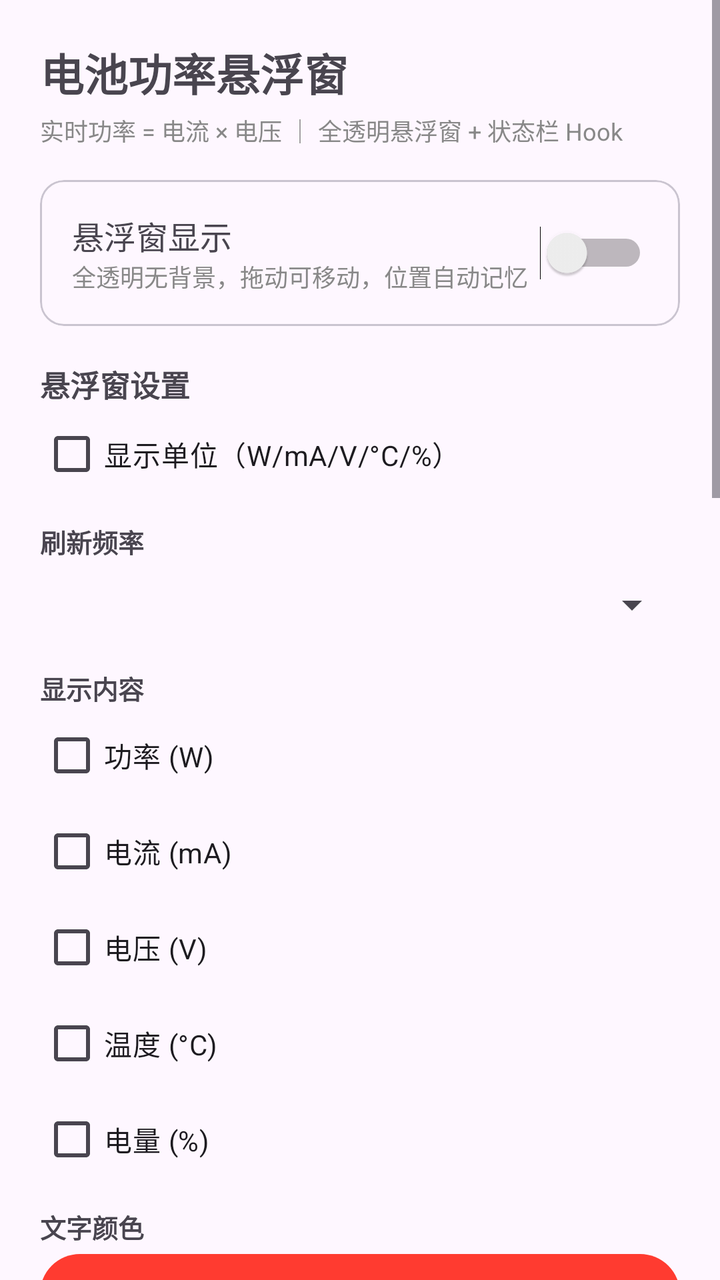
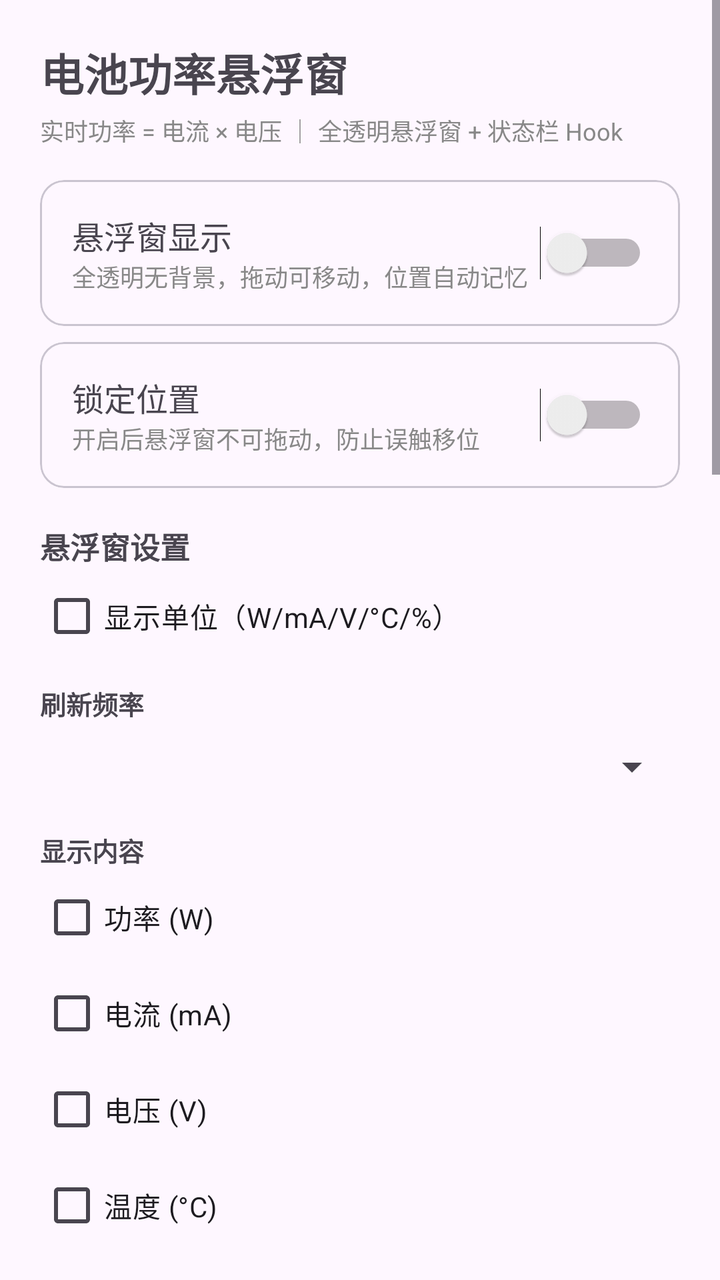

The first picture is an Android layout as it rendered before a commit; the second is the same layout after the commit. The layout source and the unified diff follow.
<!-- AndroidManifest.xml: application theme Theme.BatteryPower -->
<!-- res/layout/activity_main.xml -->
<?xml version="1.0" encoding="utf-8"?>
<ScrollView xmlns:android="http://schemas.android.com/apk/res/android"
    xmlns:app="http://schemas.android.com/apk/res-auto"
    android:layout_width="match_parent"
    android:layout_height="match_parent"
    android:fillViewport="true">

    <LinearLayout
        android:layout_width="match_parent"
        android:layout_height="wrap_content"
        android:orientation="vertical"
        android:padding="20dp">

        <TextView
            android:layout_width="wrap_content"
            android:layout_height="wrap_content"
            android:text="@string/app_name"
            android:textSize="22sp"
            android:textStyle="bold" />

        <TextView
            android:layout_width="wrap_content"
            android:layout_height="wrap_content"
            android:layout_marginTop="4dp"
            android:text="实时功率 = 电流 × 电压 ｜ 全透明悬浮窗 + 状态栏 Hook"
            android:textSize="12sp"
            android:textColor="#888888" />

        
        <com.google.android.material.card.MaterialCardView
            android:layout_width="match_parent"
            android:layout_height="wrap_content"
            android:layout_marginTop="16dp"
            app:cardCornerRadius="12dp">

            <LinearLayout
                android:layout_width="match_parent"
                android:layout_height="wrap_content"
                android:orientation="horizontal"
                android:gravity="center_vertical"
                android:padding="16dp">

                <LinearLayout
                    android:layout_width="0dp"
                    android:layout_height="wrap_content"
                    android:layout_weight="1"
                    android:orientation="vertical">
                    <TextView
                        android:layout_width="wrap_content"
                        android:layout_height="wrap_content"
                        android:text="@string/overlay_switch"
                        android:textSize="16sp" />
                    <TextView
                        android:layout_width="wrap_content"
                        android:layout_height="wrap_content"
                        android:text="全透明无背景，拖动可移动，位置自动记忆"
                        android:textSize="12sp"
                        android:textColor="#888888" />
                </LinearLayout>

                <Switch
                    android:id="@+id/sw_overlay"
                    android:layout_width="wrap_content"
                    android:layout_height="wrap_content" />
            </LinearLayout>
        </com.google.android.material.card.MaterialCardView>

        
        <TextView
            android:layout_width="wrap_content"
            android:layout_height="wrap_content"
            android:layout_marginTop="18dp"
            android:text="悬浮窗设置"
            android:textSize="15sp"
            android:textStyle="bold" />

        <CheckBox
            android:id="@+id/cb_show_unit"
            android:layout_width="match_parent"
            android:layout_height="wrap_content"
            android:text="显示单位（W/mA/V/°C/%）" />

        <TextView
            android:layout_width="wrap_content"
            android:layout_height="wrap_content"
            android:layout_marginTop="10dp"
            android:text="@string/refresh_label"
            android:textSize="13sp"
            android:textStyle="bold" />
        <Spinner
            android:id="@+id/spinner_refresh"
            android:layout_width="match_parent"
            android:layout_height="44dp" />

        <TextView
            android:layout_width="wrap_content"
            android:layout_height="wrap_content"
            android:layout_marginTop="10dp"
            android:text="@string/show_label"
            android:textSize="13sp"
            android:textStyle="bold" />
        <CheckBox android:id="@+id/cb_power" android:layout_width="match_parent"
            android:layout_height="wrap_content" android:text="@string/show_power" />
        <CheckBox android:id="@+id/cb_current" android:layout_width="match_parent"
            android:layout_height="wrap_content" android:text="@string/show_current" />
        <CheckBox android:id="@+id/cb_voltage" android:layout_width="match_parent"
            android:layout_height="wrap_content" android:text="@string/show_voltage" />
        <CheckBox android:id="@+id/cb_temp" android:layout_width="match_parent"
            android:layout_height="wrap_content" android:text="@string/show_temp" />
        <CheckBox android:id="@+id/cb_level" android:layout_width="match_parent"
            android:layout_height="wrap_content" android:text="@string/show_level" />

        <TextView
            android:layout_width="wrap_content"
            android:layout_height="wrap_content"
            android:layout_marginTop="10dp"
            android:text="文字颜色"
            android:textSize="13sp"
            android:textStyle="bold" />
        <LinearLayout
            android:id="@+id/color_row"
            android:layout_width="match_parent"
            android:layout_height="wrap_content"
            android:orientation="horizontal" />
        <Button
            android:id="@+id/btn_color_custom"
            android:layout_width="match_parent"
            android:layout_height="wrap_content"
            android:text="自定义颜色（调色板）" />

        <LinearLayout
            android:layout_width="match_parent"
            android:layout_height="wrap_content"
            android:layout_marginTop="10dp"
            android:orientation="horizontal"
            android:gravity="center_vertical">
            <TextView
                android:layout_width="wrap_content"
                android:layout_height="wrap_content"
                android:text="@string/text_size_label"
                android:textSize="13sp"
                android:textStyle="bold" />
            <SeekBar
                android:id="@+id/seek_text_size"
                android:layout_width="0dp"
                android:layout_height="wrap_content"
                android:layout_weight="1"
                android:max="10" />
            <TextView
                android:id="@+id/tv_text_size"
                android:layout_width="wrap_content"
                android:layout_height="wrap_content"
                android:text="字体 14sp" />
        </LinearLayout>

        
        <TextView
            android:layout_width="wrap_content"
            android:layout_height="wrap_content"
            android:layout_marginTop="22dp"
            android:text="状态栏 Hook 设置（LSPosed）"
            android:textSize="15sp"
            android:textStyle="bold" />

        <LinearLayout
            android:layout_width="match_parent"
            android:layout_height="wrap_content"
            android:orientation="horizontal"
            android:gravity="center_vertical">
            <TextView
                android:layout_width="0dp"
                android:layout_height="wrap_content"
                android:layout_weight="1"
                android:text="状态栏显示"
                android:textSize="15sp" />
            <Switch
                android:id="@+id/sw_hook_enabled"
                android:layout_width="wrap_content"
                android:layout_height="wrap_content" />
        </LinearLayout>

        <TextView
            android:layout_width="wrap_content"
            android:layout_height="wrap_content"
            android:layout_marginTop="10dp"
            android:text="状态栏刷新频率"
            android:textSize="13sp"
            android:textStyle="bold" />
        <Spinner
            android:id="@+id/spinner_hook_refresh"
            android:layout_width="match_parent"
            android:layout_height="44dp" />

        <TextView
            android:layout_width="wrap_content"
            android:layout_height="wrap_content"
            android:layout_marginTop="10dp"
            android:text="显示位置"
            android:textSize="13sp"
            android:textStyle="bold" />
        <RadioGroup
            android:id="@+id/radio_hook_side"
            android:layout_width="match_parent"
            android:layout_height="wrap_content"
            android:orientation="horizontal">
            <RadioButton
                android:id="@+id/rb_hook_right"
                android:layout_width="wrap_content"
                android:layout_height="wrap_content"
                android:text="时钟右侧" />
            <RadioButton
                android:id="@+id/rb_hook_left"
                android:layout_width="wrap_content"
                android:layout_height="wrap_content"
                android:layout_marginStart="16dp"
                android:text="时钟左侧" />
        </RadioGroup>

        <CheckBox
            android:id="@+id/cb_hook_avoid"
            android:layout_width="match_parent"
            android:layout_height="wrap_content"
            android:text="智能避让（自动避开右侧图标）" />

        <LinearLayout
            android:layout_width="match_parent"
            android:layout_height="wrap_content"
            android:orientation="horizontal"
            android:gravity="center_vertical">
            <TextView
                android:layout_width="wrap_content"
                android:layout_height="wrap_content"
                android:text="水平偏移"
                android:textSize="13sp" />
            <Button
                android:id="@+id/btn_hook_ox_minus"
                android:layout_width="48dp"
                android:layout_height="wrap_content"
                android:text="-"
                android:textSize="16sp" />
            <SeekBar
                android:id="@+id/seek_hook_offset_x"
                android:layout_width="0dp"
                android:layout_height="wrap_content"
                android:layout_weight="1"
                android:max="4000" />
            <TextView
                android:id="@+id/tv_hook_offset_x"
                android:layout_width="48dp"
                android:layout_height="wrap_content"
                android:text="0px"
                android:gravity="end" />
            <Button
                android:id="@+id/btn_hook_ox_plus"
                android:layout_width="48dp"
                android:layout_height="wrap_content"
                android:text="+"
                android:textSize="16sp" />
        </LinearLayout>

        <LinearLayout
            android:layout_width="match_parent"
            android:layout_height="wrap_content"
            android:orientation="horizontal"
            android:gravity="center_vertical">
            <TextView
                android:layout_width="wrap_content"
                android:layout_height="wrap_content"
                android:text="垂直偏移"
                android:textSize="13sp" />
            <Button
                android:id="@+id/btn_hook_oy_minus"
                android:layout_width="48dp"
                android:layout_height="wrap_content"
                android:text="-"
                android:textSize="16sp" />
            <SeekBar
                android:id="@+id/seek_hook_offset_y"
                android:layout_width="0dp"
                android:layout_height="wrap_content"
                android:layout_weight="1"
                android:max="2000" />
            <TextView
                android:id="@+id/tv_hook_offset_y"
                android:layout_width="48dp"
                android:layout_height="wrap_content"
                android:text="0px"
                android:gravity="end" />
            <Button
                android:id="@+id/btn_hook_oy_plus"
                android:layout_width="48dp"
                android:layout_height="wrap_content"
                android:text="+"
                android:textSize="16sp" />
        </LinearLayout>

        <TextView
            android:layout_width="wrap_content"
            android:layout_height="wrap_content"
            android:layout_marginTop="10dp"
            android:text="显示内容"
            android:textSize="13sp"
            android:textStyle="bold" />
        <CheckBox android:id="@+id/cb_hook_power" android:layout_width="match_parent"
            android:layout_height="wrap_content" android:text="功率 (W)" />
        <CheckBox android:id="@+id/cb_hook_current" android:layout_width="match_parent"
            android:layout_height="wrap_content" android:text="电流 (mA)" />
        <CheckBox android:id="@+id/cb_hook_voltage" android:layout_width="match_parent"
            android:layout_height="wrap_content" android:text="电压 (V)" />
        <CheckBox android:id="@+id/cb_hook_temp" android:layout_width="match_parent"
            android:layout_height="wrap_content" android:text="温度 (°C)" />
        <CheckBox android:id="@+id/cb_hook_level" android:layout_width="match_parent"
            android:layout_height="wrap_content" android:text="电量 (%)" />

        <TextView
            android:layout_width="wrap_content"
            android:layout_height="wrap_content"
            android:layout_marginTop="10dp"
            android:text="文字颜色"
            android:textSize="13sp"
            android:textStyle="bold" />
        <LinearLayout
            android:id="@+id/color_row_hook"
            android:layout_width="match_parent"
            android:layout_height="wrap_content"
            android:orientation="horizontal" />
        <Button
            android:id="@+id/btn_color_custom_hook"
            android:layout_width="match_parent"
            android:layout_height="wrap_content"
            android:text="自定义颜色（调色板）" />

        <LinearLayout
            android:layout_width="match_parent"
            android:layout_height="wrap_content"
            android:layout_marginTop="10dp"
            android:orientation="horizontal"
            android:gravity="center_vertical">
            <TextView
                android:layout_width="wrap_content"
                android:layout_height="wrap_content"
                android:text="字号"
                android:textSize="13sp"
                android:textStyle="bold" />
            <SeekBar
                android:id="@+id/seek_hook_text_size"
                android:layout_width="0dp"
                android:layout_height="wrap_content"
                android:layout_weight="1"
                android:max="10" />
            <TextView
                android:id="@+id/tv_hook_text_size"
                android:layout_width="wrap_content"
                android:layout_height="wrap_content"
                android:text="字号 11sp" />
        </LinearLayout>

        <TextView
            android:id="@+id/tv_hook_hint"
            android:layout_width="match_parent"
            android:layout_height="wrap_content"
            android:layout_marginTop="14dp"
            android:textSize="12sp"
            android:textColor="#666666" />

        <Button
            android:id="@+id/btn_restart_sui"
            android:layout_width="match_parent"
            android:layout_height="wrap_content"
            android:layout_marginTop="12dp"
            android:text="重启 SystemUI（加载/重载 Hook）" />

        <Button
            android:id="@+id/btn_diagnostic"
            android:layout_width="match_parent"
            android:layout_height="wrap_content"
            android:layout_marginTop="12dp"
            android:layout_marginBottom="30dp"
            android:text="数据诊断（电池节点探测）" />

    </LinearLayout>
</ScrollView>
<!-- resources referenced by this layout -->
<resources>
  <string name="app_name">电池功率悬浮窗</string>
  <string name="overlay_switch">悬浮窗显示</string>
  <string name="refresh_label">刷新频率</string>
  <string name="show_current">电流 (mA)</string>
  <string name="show_label">显示内容</string>
  <string name="show_level">电量 (%)</string>
  <string name="show_power">功率 (W)</string>
  <string name="show_temp">温度 (°C)</string>
  <string name="show_voltage">电压 (V)</string>
  <string name="text_size_label">字体大小</string>
  <style name="Theme.BatteryPower" parent="Theme.Material3.DayNight.NoActionBar">
          <item name="colorPrimary">@color/primary</item>
          <item name="android:statusBarColor">@android:color/transparent</item>
      </style>
  <color name="primary">#FF3B30</color>
</resources>

<!-- the commit's change to res/layout/activity_main.xml (unified diff, before → after) -->
@@ -66,6 +66,45 @@
         </com.google.android.material.card.MaterialCardView>
 
         
+        <com.google.android.material.card.MaterialCardView
+            android:layout_width="match_parent"
+            android:layout_height="wrap_content"
+            android:layout_marginTop="8dp"
+            app:cardCornerRadius="12dp">
+
+            <LinearLayout
+                android:layout_width="match_parent"
+                android:layout_height="wrap_content"
+                android:orientation="horizontal"
+                android:gravity="center_vertical"
+                android:padding="16dp">
+
+                <LinearLayout
+                    android:layout_width="0dp"
+                    android:layout_height="wrap_content"
+                    android:layout_weight="1"
+                    android:orientation="vertical">
+                    <TextView
+                        android:layout_width="wrap_content"
+                        android:layout_height="wrap_content"
+                        android:text="锁定位置"
+                        android:textSize="16sp" />
+                    <TextView
+                        android:layout_width="wrap_content"
+                        android:layout_height="wrap_content"
+                        android:text="开启后悬浮窗不可拖动，防止误触移位"
+                        android:textSize="12sp"
+                        android:textColor="#888888" />
+                </LinearLayout>
+
+                <Switch
+                    android:id="@+id/sw_overlay_lock"
+                    android:layout_width="wrap_content"
+                    android:layout_height="wrap_content" />
+            </LinearLayout>
+        </com.google.android.material.card.MaterialCardView>
+
+        
         <TextView
             android:layout_width="wrap_content"
             android:layout_height="wrap_content"
